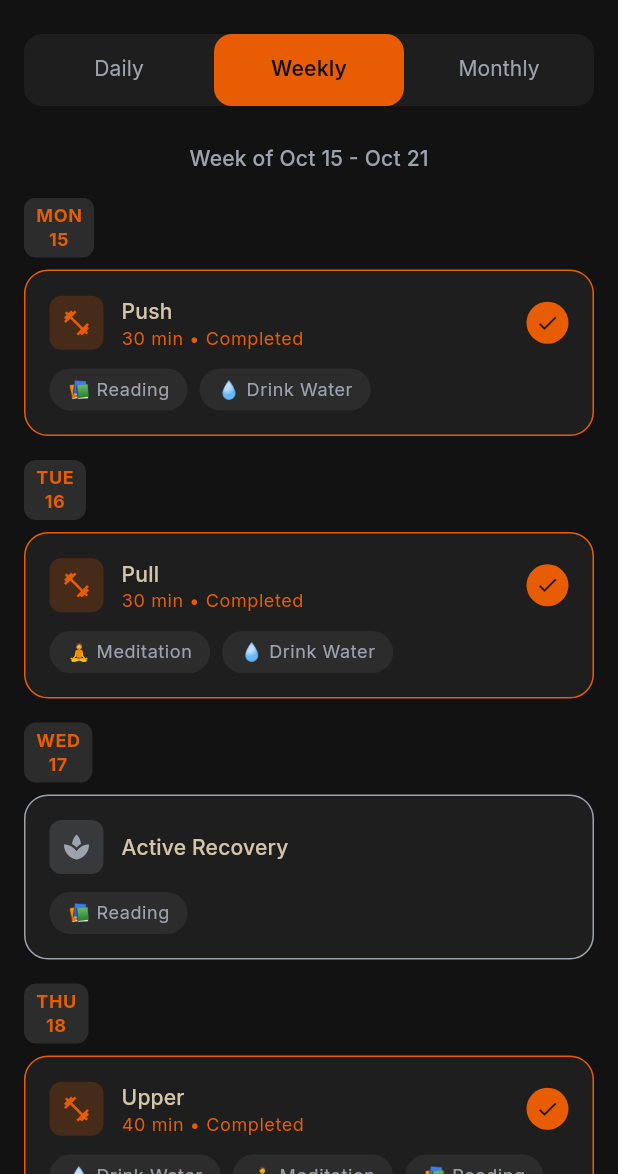
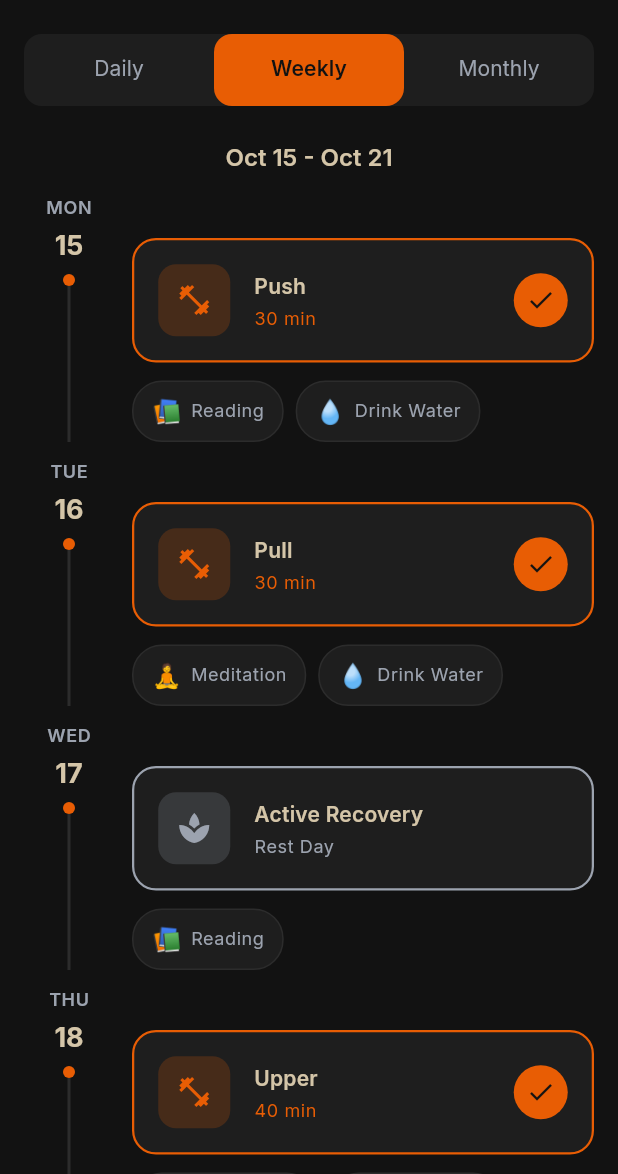
Before and after one commit to chintanmehta21/GrowthFuel, a Flutter app: the HistoryScreen screen opened directly, tab 2 chosen, on a phone screen of 412 x 824 dp, the part 62-1236 px from its top. Run offline on Flutter 3.47's test engine with Material 3 defaults, Android fonts, the phone set to English and light mode, and no system bars; our stand-ins replace device_preview, fl_chart, google_fonts.

Commit message:
Edits from VSCode

```diff
--- /dev/null
+++ b/1_Flutter_Src/devtools_options.yaml
@@ -0,0 +1,3 @@
+description: This file stores settings for Dart & Flutter DevTools.
+documentation: https://docs.flutter.dev/tools/devtools/extensions#configure-extension-enablement-states
+extensions:
--- a/1_Flutter_Src/lib/screens/exercise/exercise_tab.dart
+++ b/1_Flutter_Src/lib/screens/exercise/exercise_tab.dart
@@ -115,6 +115,7 @@ class _ExerciseCategoryView extends StatelessWidget {
       padding: const EdgeInsets.all(16),
       itemCount: exercises.length + 1, // +1 for Add Exercise button
       itemBuilder: (context, index) {
+        // Remove sample exercise card
         if (index == exercises.length) {
           return Padding(
             padding: const EdgeInsets.symmetric(vertical: 16),
@@ -138,7 +139,6 @@ class _ExerciseCategoryView extends StatelessWidget {
             ),
           );
         }
-
         return _ExerciseCard(exerciseName: exercises[index]);
       },
     );
--- a/1_Flutter_Src/lib/screens/habits/habits_screen.dart
+++ b/1_Flutter_Src/lib/screens/habits/habits_screen.dart
@@ -42,6 +42,7 @@ class _HabitsScreenState extends State<HabitsScreen> {
                       shape: BoxShape.circle,
                     ),
                     child: IconButton(
+                      key: const Key('add_habit_main'), // Add key for test
                       icon: const Icon(
                         Icons.add,
                         color: AppTheme.backgroundDark,
--- a/1_Flutter_Src/lib/screens/history/history_screen.dart
+++ b/1_Flutter_Src/lib/screens/history/history_screen.dart
@@ -401,10 +401,8 @@ class _WeeklyViewState extends State<_WeeklyView> {
         Padding(
           padding: const EdgeInsets.all(16),
           child: Text(
-            'Week of Oct 15 - Oct 21',
-            style: Theme.of(
-              context,
-            ).textTheme.titleMedium?.copyWith(color: AppTheme.textMuted),
+            'Oct 15 - Oct 21', // Only week dates, no 'Week of'
+            style: Theme.of(context).textTheme.titleLarge, // Match Daily/Monthly view style
           ),
         ),
 
@@ -452,31 +450,59 @@ class _WeeklyDayCard extends StatelessWidget {
     final bool isRestDay = status == 'Rest Day';
 
     return Container(
-      margin: const EdgeInsets.only(bottom: 16),
+      margin: const EdgeInsets.only(bottom: 12), // Make compact
+      child: IntrinsicHeight(
+        child: Row(
+          crossAxisAlignment: CrossAxisAlignment.start,
+          children: [
+            // Left Timeline
+            SizedBox(
+              width: 60,
               child: Column(
                 children: [
-          // Date Header
-          Row(
-            children: [
-              Container(
-                padding: const EdgeInsets.symmetric(horizontal: 8, vertical: 4),
-                margin: const EdgeInsets.only(bottom: 8),
-                decoration: BoxDecoration(
-                  color: AppTheme.surfaceLight,
-                  borderRadius: BorderRadius.circular(8),
+                  // Day and Date
+                  Text(
+                    day,
+                    style: Theme.of(context).textTheme.bodySmall?.copyWith(
+                      color: AppTheme.textMuted,
+                      fontWeight: FontWeight.w600,
                     ),
-                child: Text(
-                  '$day\n$date',
-                  textAlign: TextAlign.center,
-                  style: Theme.of(context).textTheme.bodySmall?.copyWith(
-                    color: AppTheme.accent,
+                  ),
+                  const SizedBox(height: 4),
+                  Text(
+                    '$date',
+                    style: Theme.of(context).textTheme.headlineSmall?.copyWith(
                       fontWeight: FontWeight.bold,
                     ),
+                  ),
+                  const SizedBox(height: 8),
+                  // Dot indicator
+                  Container(
+                    width: 8,
+                    height: 8,
+                    decoration: BoxDecoration(
+                      color: AppTheme.accent,
+                      shape: BoxShape.circle,
+                    ),
+                  ),
+                  // Vertical line
+                  Expanded(
+                    child: Container(
+                      width: 2,
+                      color: AppTheme.surfaceLight,
                     ),
                   ),
                 ],
               ),
+            ),
+            const SizedBox(width: 12),
 
+            // Right Content
+            Expanded(
+              child: Column(
+                crossAxisAlignment: CrossAxisAlignment.start,
+                children: [
+                  const SizedBox(height: 28),
                   // Workout Card
                   Container(
                     padding: const EdgeInsets.all(16),
@@ -485,49 +511,58 @@ class _WeeklyDayCard extends StatelessWidget {
                       borderRadius: BorderRadius.circular(16),
                       border: Border.all(
                         color: isRestDay ? AppTheme.textMuted : AppTheme.accent,
-                width: 1,
+                        width: 1.5,
+                        style: isRestDay ? BorderStyle.solid : BorderStyle.solid,
                       ),
                     ),
-            child: Column(
-              crossAxisAlignment: CrossAxisAlignment.start,
-              children: [
-                Row(
+                    child: Row(
                       children: [
                         Container(
-                      padding: const EdgeInsets.all(8),
+                          padding: const EdgeInsets.all(12),
                           decoration: BoxDecoration(
                             color: isRestDay
                                 ? AppTheme.textMuted.withValues(alpha: 0.2)
                                 : AppTheme.accent.withValues(alpha: 0.2),
-                        borderRadius: BorderRadius.circular(8),
+                            borderRadius: BorderRadius.circular(12),
                           ),
                           child: Icon(
                             isRestDay ? Icons.spa : Icons.fitness_center,
                             color: isRestDay ? AppTheme.textMuted : AppTheme.accent,
-                        size: 20,
+                            size: 24,
                           ),
                         ),
-                    const SizedBox(width: 12),
+                        const SizedBox(width: 16),
                         Expanded(
                           child: Column(
                             crossAxisAlignment: CrossAxisAlignment.start,
                             children: [
                               Text(
                                 workout,
-                            style: Theme.of(context).textTheme.titleMedium,
+                                style: Theme.of(context).textTheme.titleMedium?.copyWith(
+                                  fontWeight: FontWeight.w600,
                                 ),
-                          if (duration.isNotEmpty)
+                              ),
+                              if (duration.isNotEmpty) ...[
+                                const SizedBox(height: 4),
                                 Text(
-                              '$duration • $status',
+                                  duration, // Remove 'Completed'
                                   style: Theme.of(context).textTheme.bodySmall
                                       ?.copyWith(color: AppTheme.accent),
                                 ),
+                              ] else if (isRestDay) ...[
+                                const SizedBox(height: 4),
+                                Text(
+                                  'Rest Day',
+                                  style: Theme.of(context).textTheme.bodySmall
+                                      ?.copyWith(color: AppTheme.textMuted),
+                                ),
+                              ],
                             ],
                           ),
                         ),
                         if (!isRestDay)
                           Container(
-                        padding: const EdgeInsets.all(6),
+                            padding: const EdgeInsets.all(8),
                             decoration: const BoxDecoration(
                               color: AppTheme.accent,
                               shape: BoxShape.circle,
@@ -535,10 +570,11 @@ class _WeeklyDayCard extends StatelessWidget {
                             child: const Icon(
                               Icons.check,
                               color: AppTheme.backgroundDark,
-                          size: 16,
+                              size: 20,
                             ),
                           ),
                       ],
+                    ),
                   ),
 
                   // Habits
@@ -548,18 +584,39 @@ class _WeeklyDayCard extends StatelessWidget {
                       spacing: 8,
                       runSpacing: 8,
                       children: habits.map((habit) {
+                        // Extract icon and text from habit string
+                        final parts = habit.split(' ');
+                        final icon = parts.isNotEmpty ? parts[0] : '';
+                        final text = parts.length > 1 ? parts.sublist(1).join(' ') : '';
+
                         return Container(
                           padding: const EdgeInsets.symmetric(
                             horizontal: 12,
-                          vertical: 6,
+                            vertical: 8,
                           ),
                           decoration: BoxDecoration(
+                            color: AppTheme.surfaceDark,
+                            borderRadius: BorderRadius.circular(20),
+                            border: Border.all(
                               color: AppTheme.surfaceLight,
-                          borderRadius: BorderRadius.circular(16),
+                              width: 1,
                             ),
-                        child: Text(
-                          habit,
+                          ),
+                          child: Row(
+                            mainAxisSize: MainAxisSize.min,
+                            children: [
+                              Text(
+                                icon,
+                                style: const TextStyle(fontSize: 16),
+                              ),
+                              if (text.isNotEmpty) ...[
+                                const SizedBox(width: 6),
+                                Text(
+                                  text,
                                   style: Theme.of(context).textTheme.bodySmall,
+                                ),
+                              ],
+                            ],
                           ),
                         );
                       }).toList(),
@@ -569,6 +626,7 @@ class _WeeklyDayCard extends StatelessWidget {
               ),
             ),
           ],
+        ),
       ),
     );
   }
@@ -708,34 +766,33 @@ class _CalendarGrid extends StatelessWidget {
                   child: Column(
                     crossAxisAlignment: CrossAxisAlignment.start,
                     children: [
-                      Text(
+                      hasWorkout
+                        ? Container(
+                            width: 28,
+                            height: 28,
+                            alignment: Alignment.center,
+                            decoration: BoxDecoration(
+                              color: Colors.transparent,
+                              shape: BoxShape.circle,
+                              border: Border.all(
+                                color: AppTheme.accent,
+                                width: 2,
+                              ),
+                            ),
+                            child: Text(
+                              '$day',
+                              style: Theme.of(context).textTheme.bodySmall?.copyWith(
+                                fontWeight: FontWeight.bold,
+                                color: AppTheme.accent,
+                              ),
+                            ),
+                          )
+                        : Text(
                             '$day',
                             style: Theme.of(context).textTheme.bodySmall?.copyWith(
                               fontWeight: FontWeight.bold,
                             ),
                           ),
-                      if (hasWorkout) ...[
-                        const SizedBox(height: 4),
-                        Container(
-                          padding: const EdgeInsets.symmetric(
-                            horizontal: 4,
-                            vertical: 2,
-                          ),
-                          decoration: BoxDecoration(
-                            color: AppTheme.accent,
-                            borderRadius: BorderRadius.circular(4),
-                          ),
-                          child: Text(
-                            workoutData[day]!,
-                            style: Theme.of(context).textTheme.bodySmall
-                                ?.copyWith(
-                                  color: AppTheme.backgroundDark,
-                                  fontSize: 8,
-                                  fontWeight: FontWeight.bold,
-                                ),
-                          ),
-                        ),
-                      ],
                       if (habits.isNotEmpty) ...[
                         const SizedBox(height: 2),
                         Wrap(
--- a/1_Flutter_Src/pubspec.yaml
+++ b/1_Flutter_Src/pubspec.yaml
@@ -42,7 +42,7 @@ dependencies:
   provider: ^6.1.1
 
   # Charts for statistics
-  fl_chart: ^0.66.0
+  fl_chart: ^1.1.1
 
   # Date formatting
   intl: ^0.20.2
@@ -51,7 +51,7 @@ dependencies:
   shared_preferences: ^2.2.2
 
   # Google Fonts for typography
-  google_fonts: ^6.1.0
+  google_fonts: ^7.0.2
   device_preview: ^1.2.0
 
 dev_dependencies:
```
Also changed, not shown: 1_Flutter_Src/lib/screens/home/home_screen.dart (+20 -26 lines), 1_Flutter_Src/pubspec.lock, 1 other file. Lines whose indentation alone changed are shown as unchanged.
